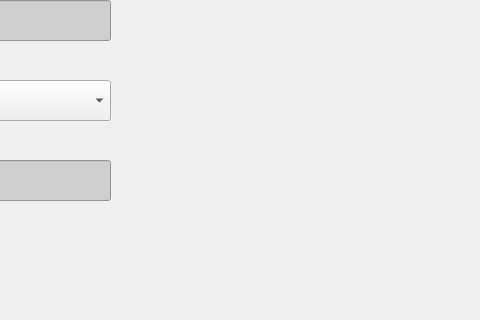
Qt form ui/registerpage.ui (noobondistrax/YourDailies) before a commit; both pictures show x 800 to 1280 and y 380 to 700 of the 1280 by 700 pixel window.
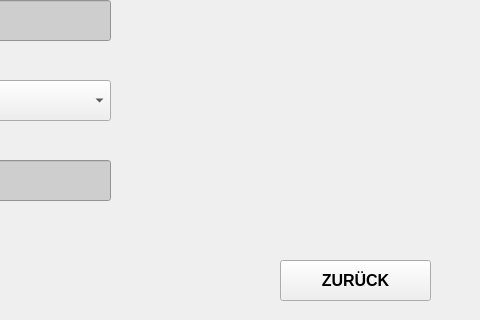
The same form after that commit. Icons and pictures are not drawn.

```diff
--- a/ui/registerpage.ui
+++ b/ui/registerpage.ui
@@ -406,6 +406,25 @@
     <string>ANTWORT</string>
    </property>
   </widget>
+  <widget class="QPushButton" name="register_pB_back">
+   <property name="geometry">
+    <rect>
+     <x>1080</x>
+     <y>640</y>
+     <width>151</width>
+     <height>41</height>
+    </rect>
+   </property>
+   <property name="font">
+    <font>
+     <pointsize>12</pointsize>
+     <bold>true</bold>
+    </font>
+   </property>
+   <property name="text">
+    <string>ZURÜCK</string>
+   </property>
+  </widget>
   <zorder>register_password_label</zorder>
   <zorder>register_name_label</zorder>
   <zorder>register_email_confirm_label</zorder>
```
Left out of the diff: 1 changed line with no effect on the pictures.
